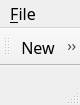
Above: mainwindow.ui from fritzone/ddm before the change. Below: the same form after it.
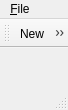
That is the form after the change. Icons and pictures are not drawn.

Commit message: font changes in the UI, foreign key implementation

```diff
--- a/mainwindow.ui
+++ b/mainwindow.ui
@@ -6,16 +6,10 @@
    <rect>
     <x>0</x>
     <y>0</y>
-    <width>61</width>
-    <height>105</height>
+    <width>66</width>
+    <height>110</height>
    </rect>
   </property>
-  <property name="font">
-   <font>
-    <family>Sans Serif</family>
-    <pointsize>12</pointsize>
-   </font>
-  </property>
   <property name="windowTitle">
    <string>MainWindow</string>
   </property>
@@ -25,8 +19,8 @@
     <rect>
      <x>0</x>
      <y>0</y>
-     <width>61</width>
-     <height>27</height>
+     <width>66</width>
+     <height>26</height>
     </rect>
    </property>
    <widget class="QMenu" name="menu_File">
```
The commit also changes 7 other files.
